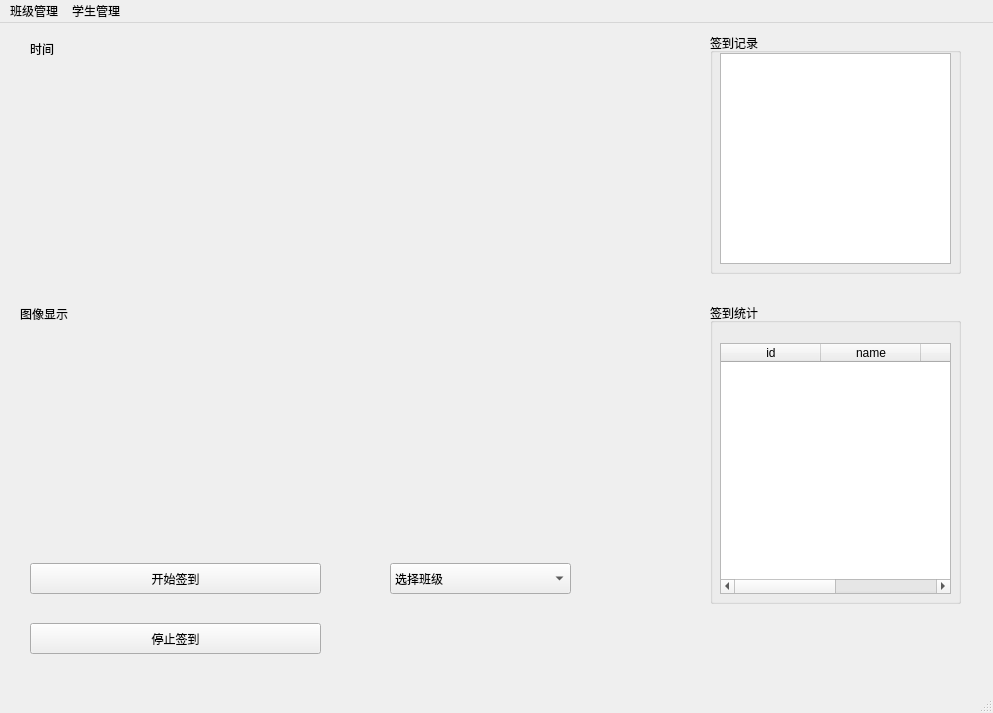
This is main.ui in NovaShen555/FaceCheckSystem as Qt 5 draws it before an edit. The edited form follows.
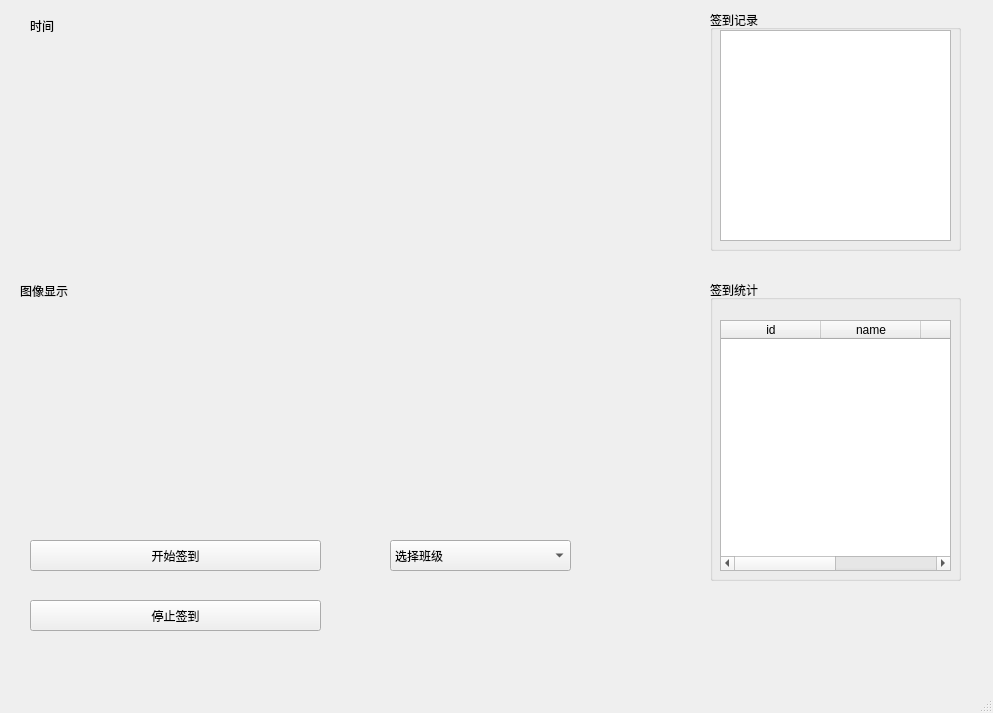
This is the edited form.

```diff
--- a/main.ui
+++ b/main.ui
@@ -148,34 +148,6 @@
     </item>
    </widget>
   </widget>
-  <widget class="QMenuBar" name="menubar">
-   <property name="geometry">
-    <rect>
-     <x>0</x>
-     <y>0</y>
-     <width>993</width>
-     <height>22</height>
-    </rect>
-   </property>
-   <widget class="QMenu" name="menu">
-    <property name="title">
-     <string>班级管理</string>
-    </property>
-    <addaction name="actionaddclass"/>
-    <addaction name="actiondelclass"/>
-    <addaction name="actionfindclass"/>
-   </widget>
-   <widget class="QMenu" name="menu_2">
-    <property name="title">
-     <string>学生管理</string>
-    </property>
-    <addaction name="actionaddStu"/>
-    <addaction name="actiondelStu"/>
-    <addaction name="actionfindStu"/>
-   </widget>
-   <addaction name="menu"/>
-   <addaction name="menu_2"/>
-  </widget>
   <widget class="QStatusBar" name="statusbar"/>
   <action name="actionaddclass">
    <property name="text">
```
Left out of the diff: 31 changed lines with no effect on the pictures.
